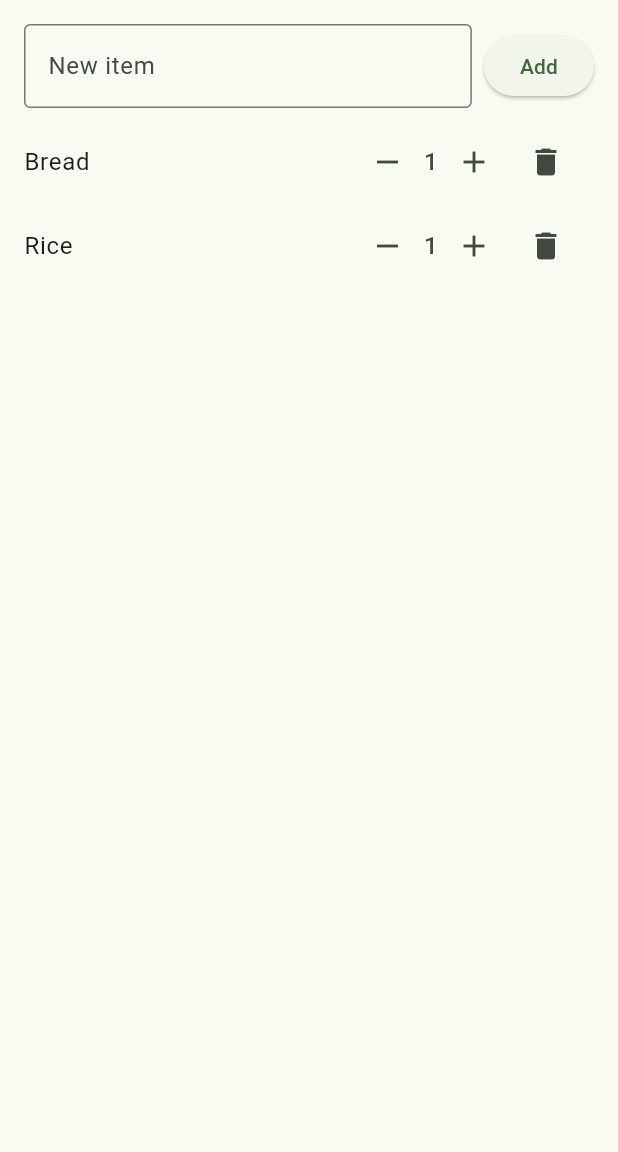
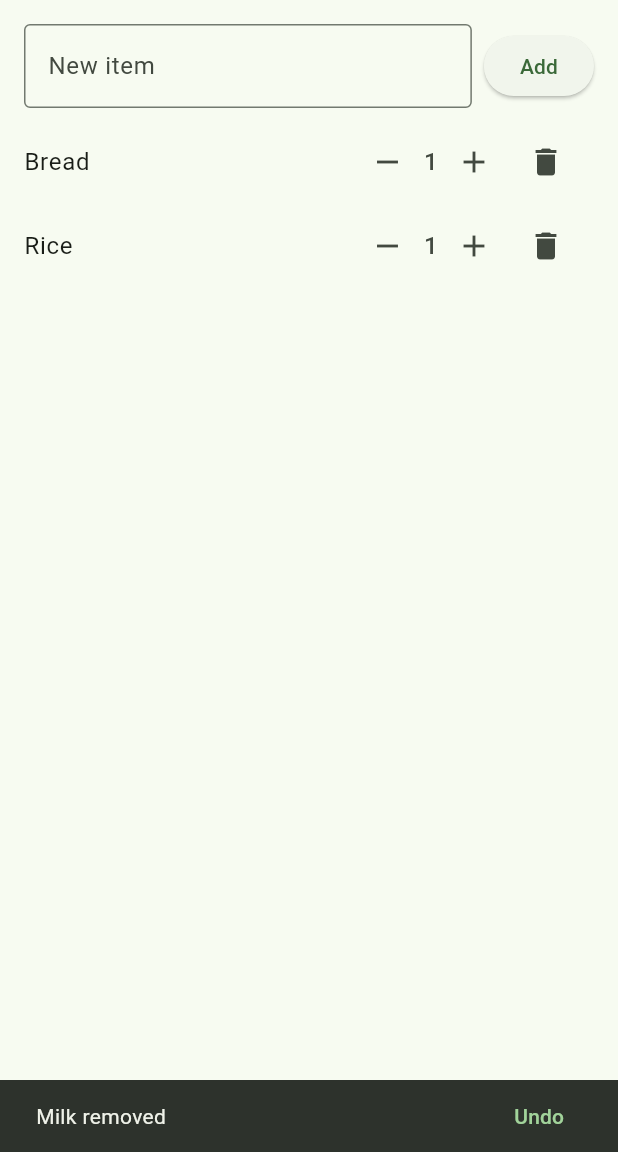
Before and after one commit to Loice-vanessa/shopping_list, a Flutter app: the screen it shows after launch, after a tap on the "delete" icon, on a phone screen of 412 x 824 dp, the part 84-1236 px from its top. Run offline on Flutter 3.47's test engine with Material 3 defaults, Android fonts, the phone set to English and light mode, and no system bars.

Commit message:
Part 4: undo

```diff
--- a/lib/main.dart
+++ b/lib/main.dart
@@ -54,10 +54,10 @@ class _HomeScreenState extends State<HomeScreen> {
     super.dispose();
   }
 
-  void showMessage(String text) {
+  void showMessage(String text, {SnackBarAction? action}) {
     ScaffoldMessenger.of(context).hideCurrentSnackBar();
     ScaffoldMessenger.of(context).showSnackBar(
-      SnackBar(content: Text(text)),
+      SnackBar(content: Text(text), action: action),
     );
   }
 
@@ -106,10 +106,24 @@ class _HomeScreenState extends State<HomeScreen> {
     });
   }
 
+  // Part 4: remember where the item was, and let Undo put it back
+  // in exactly the same place.
   void deleteItem(int index) {
+    final item = items[index];
     setState(() {
       items.removeAt(index);
     });
+    showMessage(
+      '${item.name} removed',
+      action: SnackBarAction(
+        label: 'Undo',
+        onPressed: () {
+          setState(() {
+            items.insert(index <= items.length ? index : items.length, item);
+          });
+        },
+      ),
+    );
   }
 
   Widget buildList() {
```
